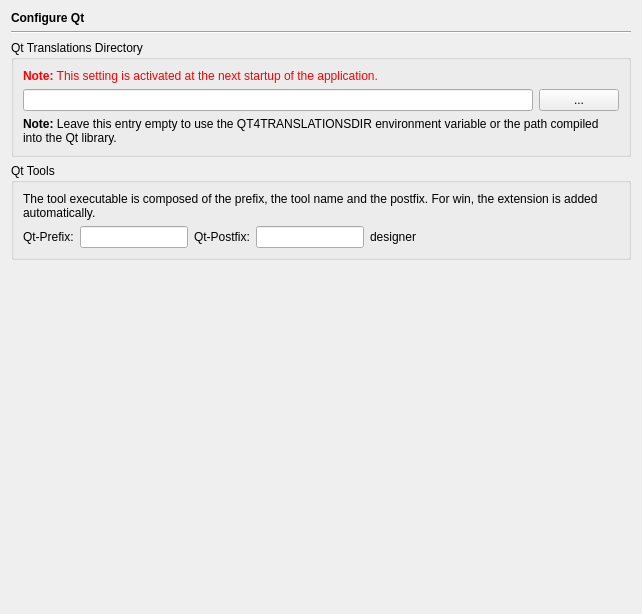
Old version of the form Preferences/ConfigurationPages/QtPage.ui in the repository testmana2/test.
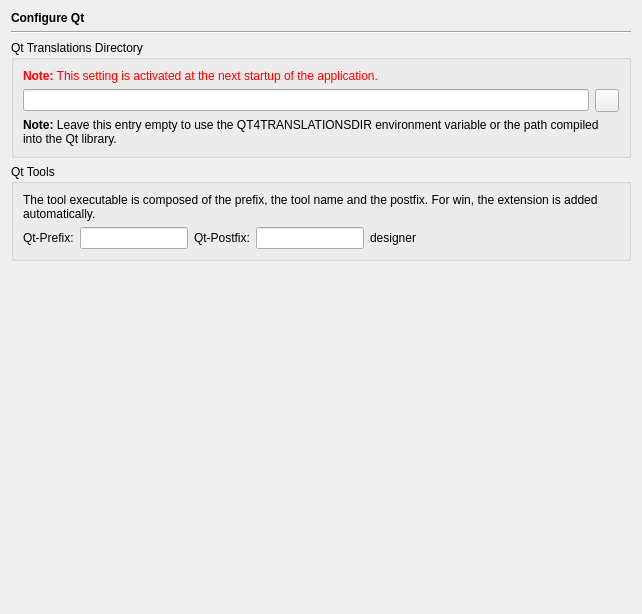
New version of the form.

Commit message: Changed all the file or directory selection buttons to QToolButton and gave them an icon.

Patch:
```diff
--- a/Preferences/ConfigurationPages/QtPage.ui
+++ b/Preferences/ConfigurationPages/QtPage.ui
@@ -37,16 +37,6 @@
       <string>Qt Translations Directory</string>
      </property>
      <layout class="QGridLayout">
-      <item row="1" column="1">
-       <widget class="QPushButton" name="qt4TransButton">
-        <property name="toolTip">
-         <string>Press to select the Qt translations directory via a directory selection dialog</string>
-        </property>
-        <property name="text">
-         <string>...</string>
-        </property>
-       </widget>
-      </item>
       <item row="1" column="0">
        <widget class="QLineEdit" name="qt4TransEdit">
         <property name="toolTip">
@@ -71,6 +61,13 @@
         </property>
        </widget>
       </item>
+      <item row="1" column="1">
+       <widget class="QToolButton" name="qt4TransButton">
+        <property name="toolTip">
+         <string>Press to select the Qt translations directory via a directory selection dialog</string>
+        </property>
+       </widget>
+      </item>
      </layout>
     </widget>
    </item>
```
The commit also changes 127 other files.
